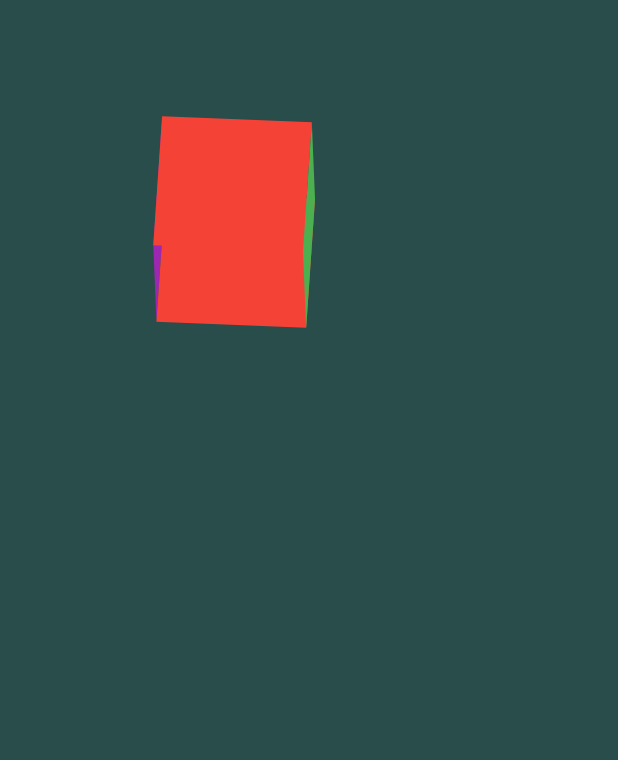
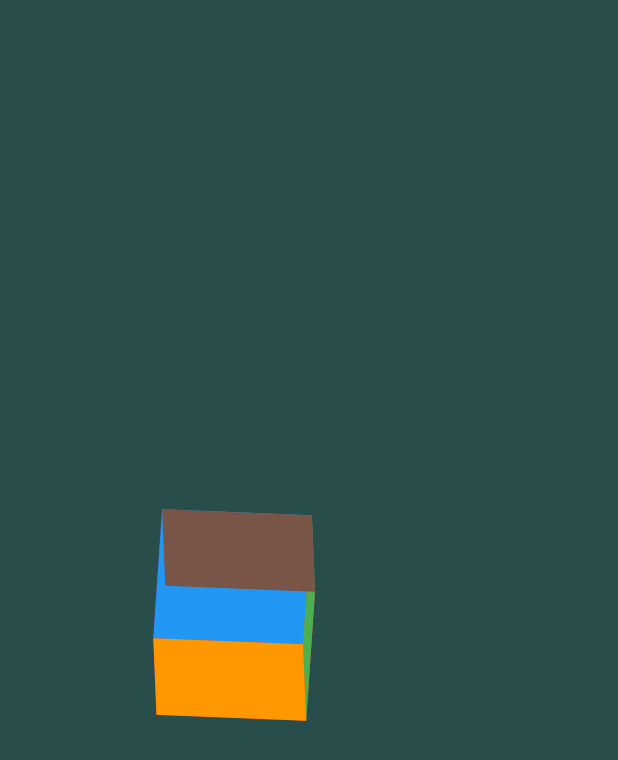
Before and after one commit to Abdul-Hannan12/cube-3d, a Flutter app: the screen it shows after launch, on a phone screen of 412 x 824 dp. Shown: the top 760 px of the screen. Run offline on Flutter 3.47's test engine with Material 3 defaults, Android fonts, the phone set to English and light mode, and no system bars.

Commit message:
cube done

```diff
--- a/lib/main.dart
+++ b/lib/main.dart
@@ -79,18 +79,15 @@ class _HomePageState extends State<HomePage> with TickerProviderStateMixin {
 
     return Scaffold(
       backgroundColor: const Color(0xFF294D4A),
-      body: Column(
-        children: [
-          SizedBox(
-            height: size,
-            width: double.maxFinite,
-          ),
-          AnimatedBuilder(
-              animation: Listenable.merge([
+      body: Center(
+        child: AnimatedBuilder(
+          animation: Listenable.merge(
+            [
               _xController,
               _yController,
               _zController,
-              ]),
+            ],
+          ),
           builder: (context, child) {
             return Transform(
               alignment: Alignment.center,
@@ -130,7 +127,7 @@ class _HomePageState extends State<HomePage> with TickerProviderStateMixin {
                     child: Container(
                       width: size,
                       height: size,
-                          color: Colors.red,
+                      color: Colors.blue,
                     ),
                   ),
                   // front
@@ -139,11 +136,31 @@ class _HomePageState extends State<HomePage> with TickerProviderStateMixin {
                     height: size,
                     color: Colors.green,
                   ),
+                  // top
+                  Transform(
+                    alignment: Alignment.topCenter,
+                    transform: Matrix4.identity()..rotateX(-pi / 2),
+                    child: Container(
+                      width: size,
+                      height: size,
+                      color: Colors.orange,
+                    ),
+                  ),
+                  // bottom
+                  Transform(
+                    alignment: Alignment.bottomCenter,
+                    transform: Matrix4.identity()..rotateX(pi / 2),
+                    child: Container(
+                      width: size,
+                      height: size,
+                      color: Colors.brown,
+                    ),
+                  ),
                 ],
               ),
             );
-              })
-        ],
+          },
+        ),
       ),
     );
   }
```
Lines whose indentation alone changed are shown as unchanged.
